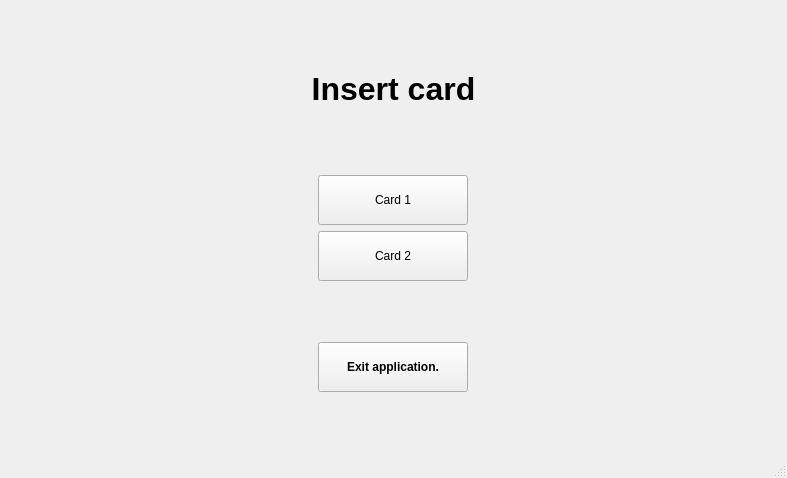
Above: bankautomat/mainwindow.ui from Necromunda/ATM before the change. Below: the same form after it.
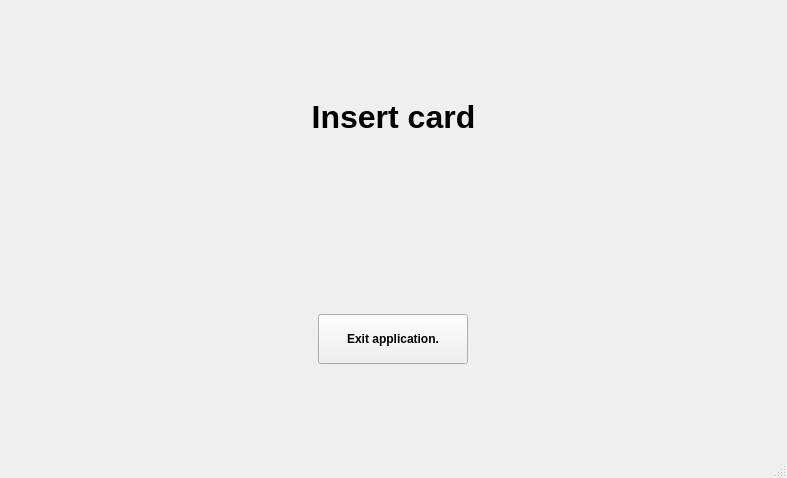
That is the form after the change.

```diff
--- a/bankautomat/mainwindow.ui
+++ b/bankautomat/mainwindow.ui
@@ -44,44 +44,6 @@
       </property>
      </widget>
     </item>
-    <item alignment="Qt::AlignHCenter">
-     <widget class="QPushButton" name="pushButton_2">
-      <property name="sizePolicy">
-       <sizepolicy hsizetype="Maximum" vsizetype="Maximum">
-        <horstretch>0</horstretch>
-        <verstretch>0</verstretch>
-       </sizepolicy>
-      </property>
-      <property name="minimumSize">
-       <size>
-        <width>150</width>
-        <height>50</height>
-       </size>
-      </property>
-      <property name="text">
-       <string>Card 1</string>
-      </property>
-     </widget>
-    </item>
-    <item alignment="Qt::AlignHCenter">
-     <widget class="QPushButton" name="pushButton">
-      <property name="sizePolicy">
-       <sizepolicy hsizetype="Maximum" vsizetype="Maximum">
-        <horstretch>0</horstretch>
-        <verstretch>0</verstretch>
-       </sizepolicy>
-      </property>
-      <property name="minimumSize">
-       <size>
-        <width>150</width>
-        <height>50</height>
-       </size>
-      </property>
-      <property name="text">
-       <string>Card 2</string>
-      </property>
-     </widget>
-    </item>
     <item alignment="Qt::AlignHCenter|Qt::AlignVCenter">
      <widget class="QPushButton" name="exitApp">
       <property name="sizePolicy">
```
